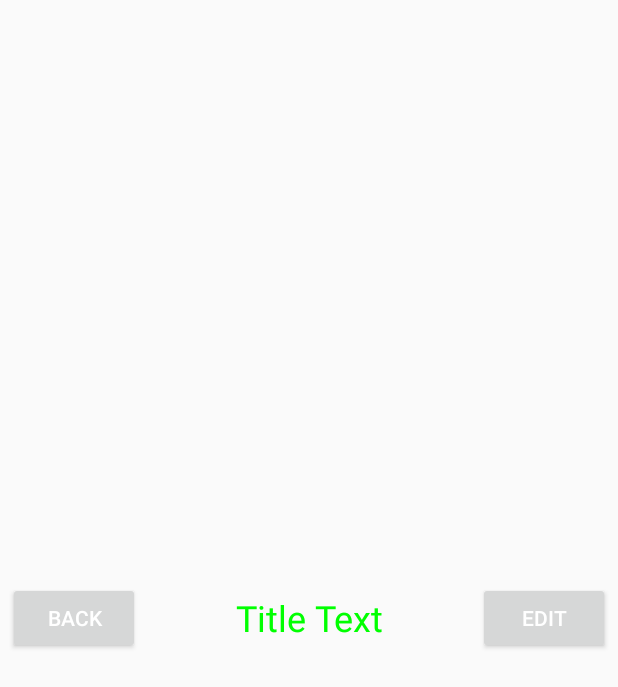
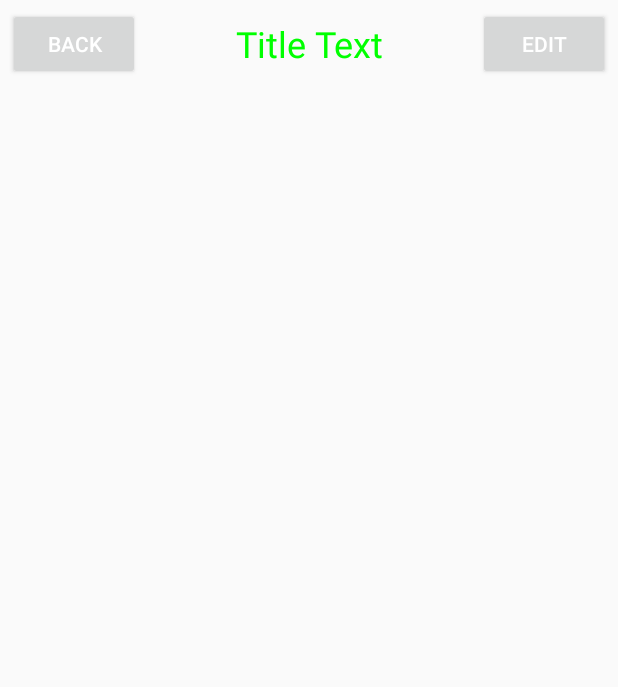
Before and after one commit to wjiyi/Test, an Android app: the screen it shows after launch (MainActivity), on a phone screen of 412 x 824 dp. Shown: the top 687 px of the screen. Run offline under Robolectric (Android 15) with nearby library versions, the phone set to English and light mode, and no system bars.

Commit message:
添加按钮监听

```diff
--- a/app/src/main/java/com/example/administrator/test/MainActivity.java
+++ b/app/src/main/java/com/example/administrator/test/MainActivity.java
@@ -13,12 +13,12 @@ import android.widget.ImageView;
 import android.widget.ProgressBar;
 import android.widget.Toast;
 
-public class MainActivity extends AppCompatActivity implements View.OnClickListener {
+public class MainActivity extends AppCompatActivity {
 
-    private Button button;
-    private EditText editText;
-    private ImageView imageView;
-    private ProgressBar progressBar;
+//    private Button button;
+//    private EditText editText;
+//    private ImageView imageView;
+//    private ProgressBar progressBar;
 
     @Override
     protected void onCreate(Bundle savedInstanceState) {
@@ -31,56 +31,56 @@ public class MainActivity extends AppCompatActivity implements View.OnClickListe
             actionBar.hide();
         }
 
-        button = (Button) findViewById(R.id.button);
-        editText = (EditText) findViewById(R.id.edit);
-        imageView = (ImageView) findViewById(R.id.image);
-        progressBar = (ProgressBar) findViewById(R.id.progressBar);
-        button.setOnClickListener(this);
+//        button = (Button) findViewById(R.id.button);
+//        editText = (EditText) findViewById(R.id.edit);
+//        imageView = (ImageView) findViewById(R.id.image);
+//        progressBar = (ProgressBar) findViewById(R.id.progressBar);
+//        button.setOnClickListener(this);
     }
 
-    @Override
-    public void onClick(View v) {
+//    @Override
+//    public void onClick(View v) {
+//
+//        switch (v.getId())
+//        {
+//            case R.id.button:
+////                String inputText = editText.getText().toString();
+////                Toast.makeText(this,inputText,Toast.LENGTH_SHORT).show();
+////                int prodress = progressBar.getProgress();
+////                prodress = prodress+10;
+////                progressBar.setProgress(prodress);
+//
+//                //对话框
+////                AlertDialog.Builder dialog = new AlertDialog.Builder(MainActivity.this);
+////                dialog.setTitle("This is Dialog");
+////                dialog.setMessage("Something Importat.");
+////                dialog.setCancelable(false);
+////                dialog.setPositiveButton("OK",new DialogInterface.OnClickListener(){
+////
+////                    @Override
+////                    public void onClick(DialogInterface dialog, int which) {
+////
+////                    }
+////                });
+////                dialog.setNegativeButton("Cancel", new DialogInterface.OnClickListener() {
+////                    @Override
+////                    public void onClick(DialogInterface dialog, int which) {
+////
+////                    }
+////                });
+////                dialog.show();
+//
+//                //进度条对话框
+//                ProgressDialog progressDialog = new ProgressDialog(MainActivity.this);
+//                progressDialog.setTitle("This is progressDialog");
+//                progressDialog.setMessage("Loading...");
+//                progressDialog.setCancelable(true);
+//                progressDialog.show();
+//
+//                break;
+//            default:
+//                break;
+//        }
 
-        switch (v.getId())
-        {
-            case R.id.button:
-//                String inputText = editText.getText().toString();
-//                Toast.makeText(this,inputText,Toast.LENGTH_SHORT).show();
-//                int prodress = progressBar.getProgress();
-//                prodress = prodress+10;
-//                progressBar.setProgress(prodress);
-
-                //对话框
-//                AlertDialog.Builder dialog = new AlertDialog.Builder(MainActivity.this);
-//                dialog.setTitle("This is Dialog");
-//                dialog.setMessage("Something Importat.");
-//                dialog.setCancelable(false);
-//                dialog.setPositiveButton("OK",new DialogInterface.OnClickListener(){
-//
-//                    @Override
-//                    public void onClick(DialogInterface dialog, int which) {
-//
-//                    }
-//                });
-//                dialog.setNegativeButton("Cancel", new DialogInterface.OnClickListener() {
-//                    @Override
-//                    public void onClick(DialogInterface dialog, int which) {
-//
-//                    }
-//                });
-//                dialog.show();
-
-                //进度条对话框
-                ProgressDialog progressDialog = new ProgressDialog(MainActivity.this);
-                progressDialog.setTitle("This is progressDialog");
-                progressDialog.setMessage("Loading...");
-                progressDialog.setCancelable(true);
-                progressDialog.show();
-
-                break;
-            default:
-                break;
-        }
-
-    }
+//    }
 }
--- /dev/null
+++ b/app/src/main/java/com/example/administrator/test/TitleLayout.java
@@ -0,0 +1,41 @@
+package com.example.administrator.test;
+
+import android.app.Activity;
+import android.content.Context;
+import android.support.annotation.Nullable;
+import android.util.AttributeSet;
+import android.view.LayoutInflater;
+import android.view.View;
+import android.widget.Button;
+import android.widget.LinearLayout;
+import android.widget.Toast;
+
+/**
+ * Created by Administrator on 2018/4/24 0024.
+ */
+
+public class TitleLayout extends LinearLayout {
+
+    Button button_back,Button_exit;
+
+    public TitleLayout(Context context, @Nullable AttributeSet attrs) {
+        super(context, attrs);
+        LayoutInflater.from(context).inflate(R.layout.title,this);
+
+        button_back = (Button) findViewById(R.id.back);
+        Button_exit = (Button) findViewById(R.id.button_edit);
+        button_back.setOnClickListener(new OnClickListener() {
+            @Override
+            public void onClick(View v) {
+                ((Activity) getContext()).finish();
+            }
+        });
+
+        Button_exit.setOnClickListener(new OnClickListener() {
+            @Override
+            public void onClick(View v) {
+                Toast.makeText(getContext(),"You clicked EDIT button.",Toast.LENGTH_SHORT).show();
+            }
+        });
+    }
+}
--- a/app/src/main/res/layout/activity_main.xml
+++ b/app/src/main/res/layout/activity_main.xml
@@ -7,42 +7,44 @@
     android:orientation="vertical"
     tools:context="com.example.administrator.test.MainActivity">
 
-    <include layout="@layout/title"/>
+    <com.example.administrator.test.TitleLayout
+        android:layout_width="match_parent"
+        android:layout_height="wrap_content"/>
 
-    <TextView
-        android:id="@+id/text"
-        android:layout_width="match_parent"
-        android:layout_height="wrap_content"
-        android:gravity="center"
-        android:textSize="24sp"
-        android:textColor="#00ff00"
-        android:text="This is TextView"/>
+    <!--<TextView-->
+        <!--android:id="@+id/text"-->
+        <!--android:layout_width="match_parent"-->
+        <!--android:layout_height="wrap_content"-->
+        <!--android:gravity="center"-->
+        <!--android:textSize="24sp"-->
+        <!--android:textColor="#00ff00"-->
+        <!--android:text="This is TextView"/>-->
 
-    <Button
-        android:id="@+id/button"
-        android:layout_width="match_parent"
-        android:layout_height="wrap_content"
-        android:text="button"
-        android:textAllCaps="false"/>
+    <!--<Button-->
+        <!--android:id="@+id/button"-->
+        <!--android:layout_width="match_parent"-->
+        <!--android:layout_height="wrap_content"-->
+        <!--android:text="button"-->
+        <!--android:textAllCaps="false"/>-->
 
-    <EditText
-        android:id="@+id/edit"
-        android:layout_width="match_parent"
-        android:layout_height="wrap_content"
-        android:hint="Type something here"
-        android:maxLines="2"/>
+    <!--<EditText-->
+        <!--android:id="@+id/edit"-->
+        <!--android:layout_width="match_parent"-->
+        <!--android:layout_height="wrap_content"-->
+        <!--android:hint="Type something here"-->
+        <!--android:maxLines="2"/>-->
 
-    <ImageView
-        android:id="@+id/image"
-        android:layout_width="wrap_content"
-        android:layout_height="wrap_content"
-        android:src="@mipmap/ic_launcher"/>
+    <!--<ImageView-->
+        <!--android:id="@+id/image"-->
+        <!--android:layout_width="wrap_content"-->
+        <!--android:layout_height="wrap_content"-->
+        <!--android:src="@mipmap/ic_launcher"/>-->
 
-    <ProgressBar
-        android:id="@+id/progressBar"
-        android:layout_width="match_parent"
-        android:layout_height="wrap_content"
-        style="?android:attr/progressBarStyleHorizontal"
-        android:max="100"/>
+    <!--<ProgressBar-->
+        <!--android:id="@+id/progressBar"-->
+        <!--android:layout_width="match_parent"-->
+        <!--android:layout_height="wrap_content"-->
+        <!--style="?android:attr/progressBarStyleHorizontal"-->
+        <!--android:max="100"/>-->
 
 </LinearLayout>
--- a/app/src/main/res/layout/title.xml
+++ b/app/src/main/res/layout/title.xml
@@ -2,7 +2,7 @@
 <LinearLayout xmlns:android="http://schemas.android.com/apk/res/android"
     android:orientation="horizontal"
     android:layout_width="match_parent"
-    android:layout_height="match_parent">
+    android:layout_height="wrap_content">
 
     <Button
         android:id="@+id/back"
```
